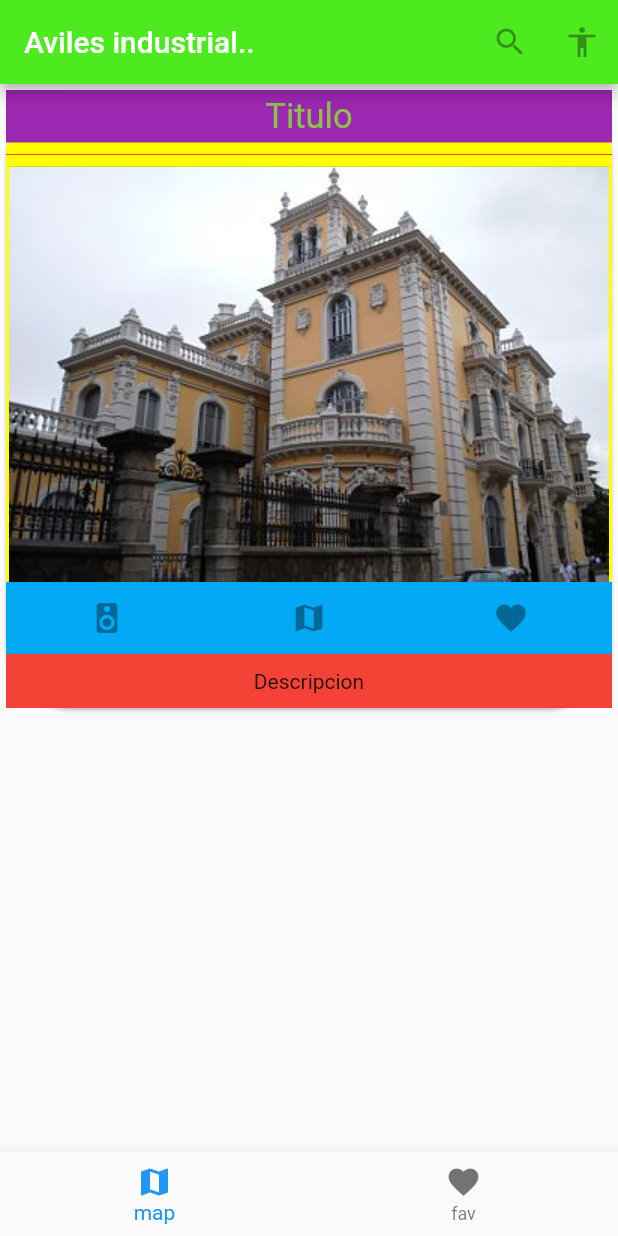
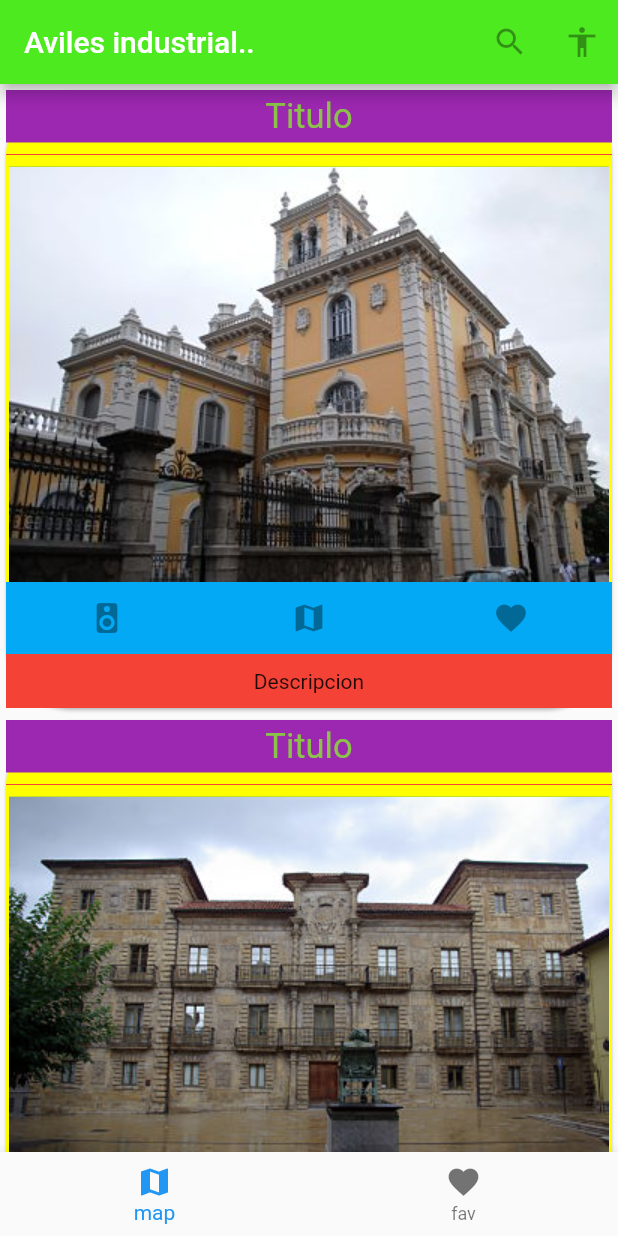
Before and after one commit to josedraco/flutter_test_4, a Flutter app: the screen it shows after launch, on a phone screen of 412 x 824 dp. Run offline on Flutter 3.47's test engine with Material 2 defaults, Android fonts, the phone set to English and light mode, and no system bars.

Commit message:
two cards

```diff
--- a/lib/main.dart
+++ b/lib/main.dart
@@ -6,12 +6,21 @@ class MiMaterialApp extends StatelessWidget {
   @override
   Widget build(BuildContext context) {
     return new MaterialApp(
-        title: "Test 4",
+        //title: "Test 4",
         home: new Scaffold(
             appBar: buildAppBar(),
-            body: buildCard(),
+            body: buildListView(),
             bottomNavigationBar: buildBottomNavigationBar()
         )
+    );
+  }
+
+  ListView buildListView() {
+    return ListView(
+            children: <Widget>[
+              buildCard_1(),
+              buildCard_2(),
+              ],
           );
   }
 
@@ -35,7 +44,7 @@ class MiMaterialApp extends StatelessWidget {
           ]);
   }
 
-  Card buildCard(){
+  Card buildCard_1(){
     return new Card(
         color: Colors.yellowAccent,
         shape: const RoundedRectangleBorder(borderRadius: const BorderRadius.all(const Radius.circular(44.0))),
@@ -102,4 +111,72 @@ class MiMaterialApp extends StatelessWidget {
     );
   }
 
+  Card buildCard_2(){
+    return new Card(
+        color: Colors.yellowAccent,
+        shape: const RoundedRectangleBorder(borderRadius: const BorderRadius.all(const Radius.circular(44.0))),
+        child:  new Column(
+          crossAxisAlignment: CrossAxisAlignment.center,
+          mainAxisSize: MainAxisSize.min,
+          children: <Widget>[
+            //new HomePageBody(),
+            new Container(
+              color: Colors.purple,
+              alignment: Alignment.center,
+              padding: EdgeInsets.all(4.0),
+              child: new Row(
+                mainAxisAlignment: MainAxisAlignment.spaceAround,
+                mainAxisSize: MainAxisSize.max,
+                children: <Widget>[
+                  new Text("Titulo",style: new TextStyle(fontSize: 23.0, color: Colors.lightGreen),textAlign: TextAlign.center, ),
+                ],
+              ),
+            ),
+            new Divider(color: Colors.red,),
+            new Container(
+              color: Colors.lightGreen,
+              child: new Column(
+                  mainAxisAlignment: MainAxisAlignment.center,
+                  children: <Widget>[
+                    new Image.asset("assets/img/camposagrado_1.jpg"),
+                  ]
+
+              ),
+            ),
+            new Container(
+              color: Colors.lightBlue,
+              child: new Column(
+                  children: <Widget>[
+                    new Row(
+                      mainAxisAlignment: MainAxisAlignment.spaceAround,
+                      mainAxisSize: MainAxisSize.max,
+                      children: <Widget>[
+                        new IconButton(
+                            icon: new Icon(Icons.speaker), onPressed: null),
+                        new IconButton(
+                            icon: new Icon(Icons.map), onPressed: null),
+                        new IconButton(
+                            icon: new Icon(Icons.favorite), onPressed: null)
+                      ],
+                    ),
+                  ]
+              ),
+            ),
+            new Container(
+                color: Colors.red,
+                padding: EdgeInsets.all(10.0),
+                child: new Row(
+                  mainAxisAlignment: MainAxisAlignment.spaceAround,
+                  mainAxisSize: MainAxisSize.max,
+                  children: <Widget>[
+                    new Text("Descripcion"),
+                  ],
+                )
+            )
+          ],
+        )
+    );
   }
+
+
+}
```
Lines whose indentation alone changed are shown as unchanged.
